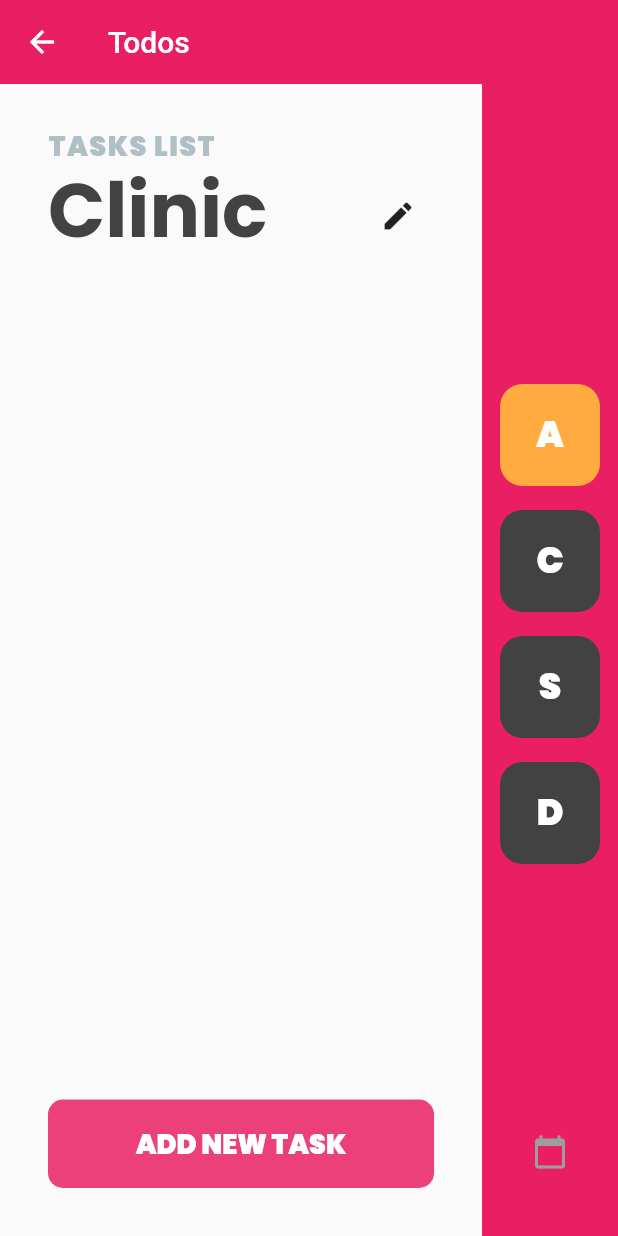
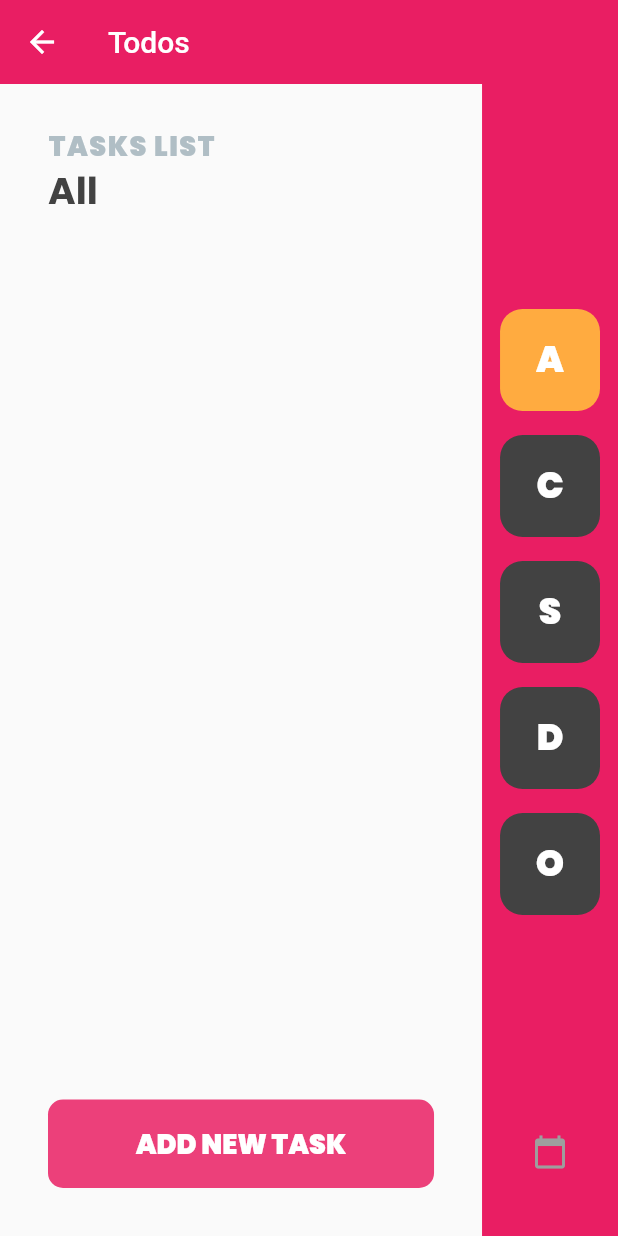
Before and after one commit to qlicue-digital-agency-ltd/aunty-rafiki, a Flutter app: the ToDoListPage screen opened by its route, on a phone screen of 412 x 824 dp. Run offline on Flutter 3.47's test engine with Material 2 defaults, Android fonts, the light colour scheme and no system bars; our stand-ins replace audioplayers, cloud_firestore, date_time_picker, firebase_auth, firebase_core, firebase_storage and 9 more; missing offline and left inert: multi_image_picker; accounts and stored records are empty; network calls fail.

Commit message:
filters for tasks

```diff
--- /dev/null
+++ b/lib/models/letter_button.dart
@@ -0,0 +1,23 @@
+import 'package:flutter/material.dart';
+
+class LetterButton {
+  final int id;
+  String letter;
+  String tittle;
+
+  bool isSelected;
+
+  LetterButton(
+      {@required this.id,
+      @required this.letter,
+      @required this.tittle,
+      @required this.isSelected});
+}
+
+List<LetterButton> letteButtonLists = <LetterButton>[
+  LetterButton(id: 1, letter: "A", isSelected: true, tittle: 'All'),
+  LetterButton(id: 2, letter: "C", isSelected: false, tittle: 'Clinic'),
+  LetterButton(id: 3, letter: "S", isSelected: false, tittle: 'Suppliments'),
+  LetterButton(id: 4, letter: "D", isSelected: false, tittle: 'Diet'),
+  LetterButton(id: 5, letter: "O", isSelected: false, tittle: 'Others'),
+];
--- a/lib/providers/task_provider.dart
+++ b/lib/providers/task_provider.dart
@@ -1,6 +1,7 @@
 import 'dart:convert';
 
 import 'package:aunty_rafiki/api/api.dart';
+import 'package:aunty_rafiki/models/letter_button.dart';
 import 'package:aunty_rafiki/models/task.dart';
 import 'package:flutter/material.dart';
 import 'package:http/http.dart' as http;
@@ -20,6 +21,7 @@ class TaskProvider with ChangeNotifier {
 
   Map<DateTime, List> _calendarTasks;
   List<Task> _availableTasks = [];
+  List<LetterButton> _availableLetterButton = letteButtonLists;
   List _selectedCalendarTasks = [];
   Task _selectedTask;
 
@@ -49,6 +51,7 @@ class TaskProvider with ChangeNotifier {
   DateTime get selectedCalendarDay => _selectedCalendarDay;
   bool get isFetchingTaskData => _isFetchingTaskData;
   bool get isSubmittingData => _isSubmittingData;
+  List<LetterButton> get availableLetterButton => _availableLetterButton;
 
   //fetch Tasks...
   Future<bool> fetchTasks() async {
@@ -154,4 +157,18 @@ class TaskProvider with ChangeNotifier {
     _availableTasks.removeAt(index);
     notifyListeners();
   }
+
+  set toogleLetterButton(int id) {
+    _availableLetterButton.forEach((letterButton) {
+      if (letterButton.id == id) {
+        letterButton.isSelected = true;
+      } else {
+        letterButton.isSelected = false;
+      }
+    });
+    notifyListeners();
+  }
+
+  LetterButton get selectedLetterButton =>
+      _availableLetterButton.where((button) => button.isSelected).first;
 }
--- a/lib/views/components/buttons/color_letter_button.dart
+++ b/lib/views/components/buttons/color_letter_button.dart
@@ -1,23 +1,35 @@
+import 'package:aunty_rafiki/models/letter_button.dart';
 import 'package:flutter/material.dart';
 
 class ColorLetterButton extends StatelessWidget {
+  final LetterButton letterButton;
+  final Function onTap;
+
+  const ColorLetterButton(
+      {Key key, @required this.letterButton, @required this.onTap})
+      : super(key: key);
   @override
   Widget build(BuildContext context) {
     return Column(
       children: [
         ///Container for cat button
-        Container(
+        InkWell(
+          onTap: onTap,
+          child: Container(
             decoration: BoxDecoration(
                 borderRadius: BorderRadius.circular(15),
-              color: Colors.orangeAccent),
+                color: letterButton.isSelected
+                    ? Colors.orangeAccent
+                    : Colors.grey[800]),
             padding: const EdgeInsets.all(16),
             child: Center(
               child: Text(
-              "A",
+                letterButton.letter,
                 style: TextStyle(
                     color: Colors.white,
                     fontWeight: FontWeight.w900,
                     fontSize: 24),
+              ),
             ),
           ),
         ),
--- a/lib/views/pages/to_do_list_page.dart
+++ b/lib/views/pages/to_do_list_page.dart
@@ -1,5 +1,6 @@
 import 'package:aunty_rafiki/constants/enums/enums.dart';
 import 'package:aunty_rafiki/providers/task_provider.dart';
+import 'package:aunty_rafiki/views/components/buttons/color_letter_button.dart';
 import 'package:aunty_rafiki/views/components/cards/task/completed_task.dart';
 import 'package:aunty_rafiki/views/components/cards/task/incoming_task.dart';
 import 'package:aunty_rafiki/views/components/cards/task/incomplete_task.dart';
@@ -46,22 +47,17 @@ class ToDoListPage extends StatelessWidget {
                     Row(
                       children: [
                         ///Text
-                        Text(
-                          "Clinic",
-                          style: TextStyle(
-                            fontSize: 50,
-                            height: 1.2,
-                            fontWeight: FontWeight.w700,
-                            color: Colors.grey[800],
+                        Expanded(
+                          child: Text(
+                            _taskProvider.selectedLetterButton.tittle,
+                            style: TextStyle(
+                              fontSize: 25,
+                              height: 1.2,
+                              fontWeight: FontWeight.w700,
+                              color: Colors.grey[800],
+                            ),
                           ),
                         ),
-
-                        Spacer(),
-
-                        IconButton(
-                          icon: Icon(Icons.edit),
-                          onPressed: () {},
-                        )
                       ],
                     ),
 
@@ -146,98 +142,15 @@ class ToDoListPage extends StatelessWidget {
                   Spacer(),
 
                   Column(
-                    children: [
-                      ///Container for cat button
-                      Container(
-                        decoration: BoxDecoration(
-                            borderRadius: BorderRadius.circular(15),
-                            color: Colors.orangeAccent),
-                        padding: const EdgeInsets.all(16),
-                        child: Center(
-                          child: Text(
-                            "A",
-                            style: TextStyle(
-                                color: Colors.white,
-                                fontWeight: FontWeight.w900,
-                                fontSize: 24),
-                          ),
-                        ),
-                      ),
-
-                      ///More buttons
-
-                      ///ForSpace
-                      SizedBox(
-                        height: 16,
-                      ),
-
-                      ///Container for cat button
-                      Container(
-                        decoration: BoxDecoration(
-                            borderRadius: BorderRadius.circular(15),
-                            color: Colors.grey[800]),
-                        padding: const EdgeInsets.all(16),
-                        child: Center(
-                          child: Text(
-                            "C",
-                            style: TextStyle(
-                                color: Colors.white,
-                                fontWeight: FontWeight.w900,
-                                fontSize: 24),
-                          ),
-                        ),
-                      ),
-
-                      ///More buttons
-
-                      ///ForSpace
-                      SizedBox(
-                        height: 16,
-                      ),
-
-                      ///Container for cat button
-                      Container(
-                        decoration: BoxDecoration(
-                            borderRadius: BorderRadius.circular(15),
-                            color: Colors.grey[800]),
-                        padding: const EdgeInsets.all(16),
-                        child: Center(
-                          child: Text(
-                            "S",
-                            style: TextStyle(
-                                color: Colors.white,
-                                fontWeight: FontWeight.w900,
-                                fontSize: 24),
-                          ),
-                        ),
-                      ),
-
-                      ///More buttons
-
-                      ///ForSpace
-                      SizedBox(
-                        height: 16,
-                      ),
-
-                      ///Container for cat button
-                      Container(
-                        decoration: BoxDecoration(
-                            borderRadius: BorderRadius.circular(15),
-                            color: Colors.grey[800]),
-                        padding: const EdgeInsets.all(16),
-                        child: Center(
-                          child: Text(
-                            "D",
-                            style: TextStyle(
-                                color: Colors.white,
-                                fontWeight: FontWeight.w900,
-                                fontSize: 24),
-                          ),
-                        ),
-                      ),
-
-                      ///More buttons
-                    ],
+                    children:
+                        _taskProvider.availableLetterButton.map((element) {
+                      return ColorLetterButton(
+                        letterButton: element,
+                        onTap: () {
+                          _taskProvider.toogleLetterButton = element.id;
+                        },
+                      );
+                    }).toList(),
                   ),
 
                   ///ForSpace
```
Lines whose indentation alone changed are shown as unchanged.
